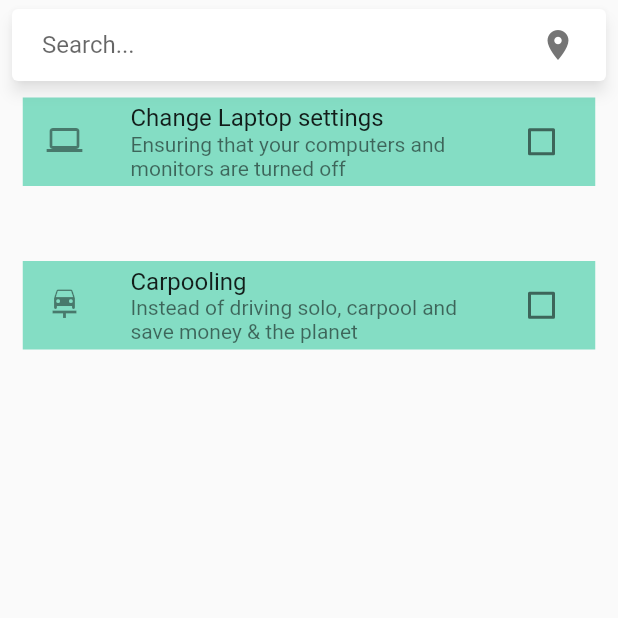
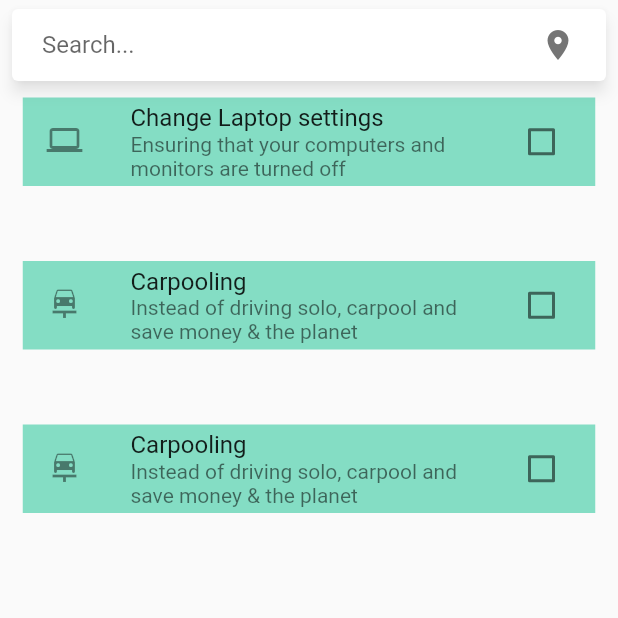
Before and after one commit to jeyeong/climate-ark-app, a Flutter app: the screen it shows after launch, on a phone screen of 412 x 824 dp, the top half of it. Run offline on Flutter 3.47's test engine with Material 2 defaults, Android fonts, the phone set to English and light mode, and no system bars; drawn by our look-alikes of material_floating_search_bar.

Commit message:
added list.dart file

```diff
--- a/canvas/lib/main.dart
+++ b/canvas/lib/main.dart
@@ -1,6 +1,6 @@
 import 'package:flutter/material.dart';
 import 'package:canvas/constants.dart';
-import 'package:canvas/classes.dart';
+import 'package:canvas/list.dart';
 import 'package:material_floating_search_bar/material_floating_search_bar.dart';
 
 
@@ -89,7 +89,7 @@ class _SearchBarUIState extends State<SearchBarUI> {
           child: Column(
             mainAxisSize: MainAxisSize.min,
             children: Colors.accents.map((color) {
-              return Container(height: 30, color: color);
+              return Container(height: 30, color: Colors.white);
             }).toList(),
           ),
         ),
@@ -118,54 +118,3 @@ class MyApp extends StatelessWidget {
     );
   }
 }
-
-class MyStatefulWidget extends StatefulWidget {
-  const MyStatefulWidget({Key? key}) : super(key: key);
-
-  @override
-  State<MyStatefulWidget> createState() => _MyStatefulWidgetState();
-}
-
-class _MyStatefulWidgetState extends State<MyStatefulWidget> {
-
-  @override
-  Widget build(BuildContext context) {
-
-    return Scaffold(
-      body: ListView.builder(
-        itemCount: litems.length,
-        itemBuilder: (BuildContext context, int index){
-        return Column(
-        children: <Widget>[
-          Container(
-            height: 50.0,
-          ),
-          CheckboxListTile(
-          title: Text(litems[index].tasktitle),
-          subtitle: Text(litems[index].tasksub),
-          tileColor: const Color(0xFF84ddc4),
-          checkColor: Color(0xFFFFFFFF),
-          activeColor: Color(0xFF045e45),
-          value: litems[index].isComplete,
-          onChanged: (bool? value) {
-            setState(() {
-              litems[index].isComplete = value!;
-            });
-          },
-          secondary: litems[index].taskicon,
-        ),
-        ],
-      );
-      }),
-    );
-  }
-}
-
-List<Task> litems = [
-  Task(tasktitle: 'Change Laptop settings',
-  tasksub: 'Ensuring that your computers and monitors are turned off',
-  taskicon: const Icon(Icons.laptop)),
-  Task(tasktitle: 'Carpooling',
-  tasksub: 'Instead of driving solo, carpool and save money & the planet',
-  taskicon: const Icon(Icons.car_repair))
-];
--- a/canvas/pubspec.yaml
+++ b/canvas/pubspec.yaml
@@ -34,6 +34,7 @@ dependencies:
   # The following adds the Cupertino Icons font to your application.
   # Use with the CupertinoIcons class for iOS style icons.
   cupertino_icons: ^1.0.2
+  material_floating_search_bar: ^0.3.7
 
 dev_dependencies:
   flutter_test:
```
Also changed, not shown: canvas/pubspec.lock.
